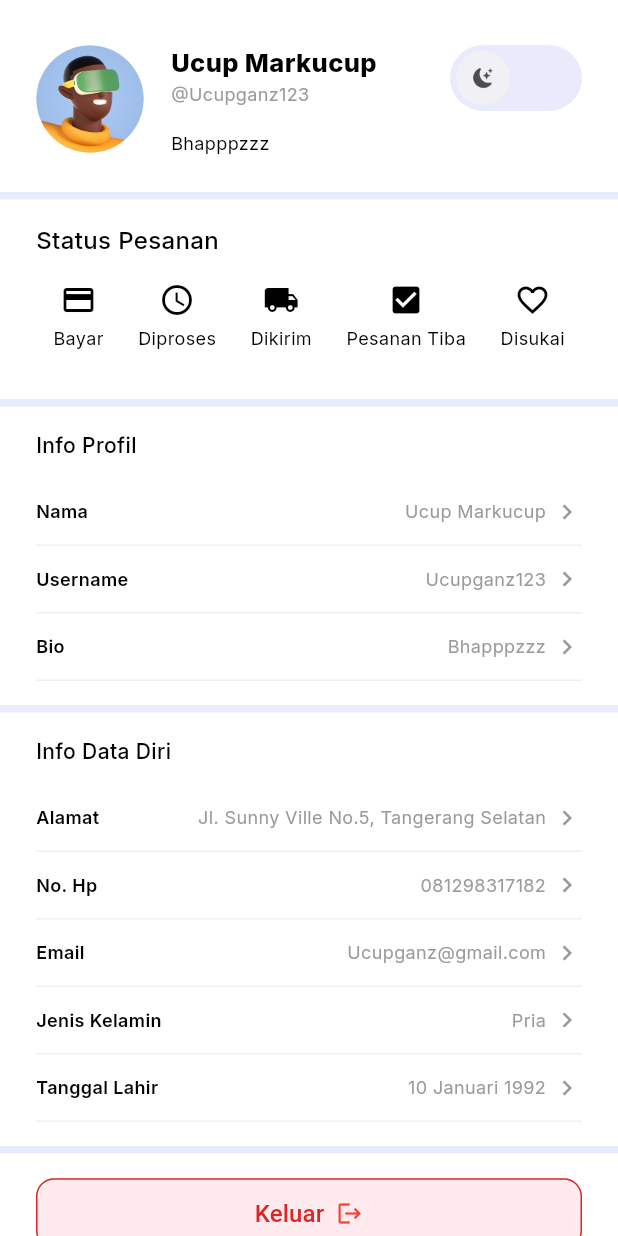
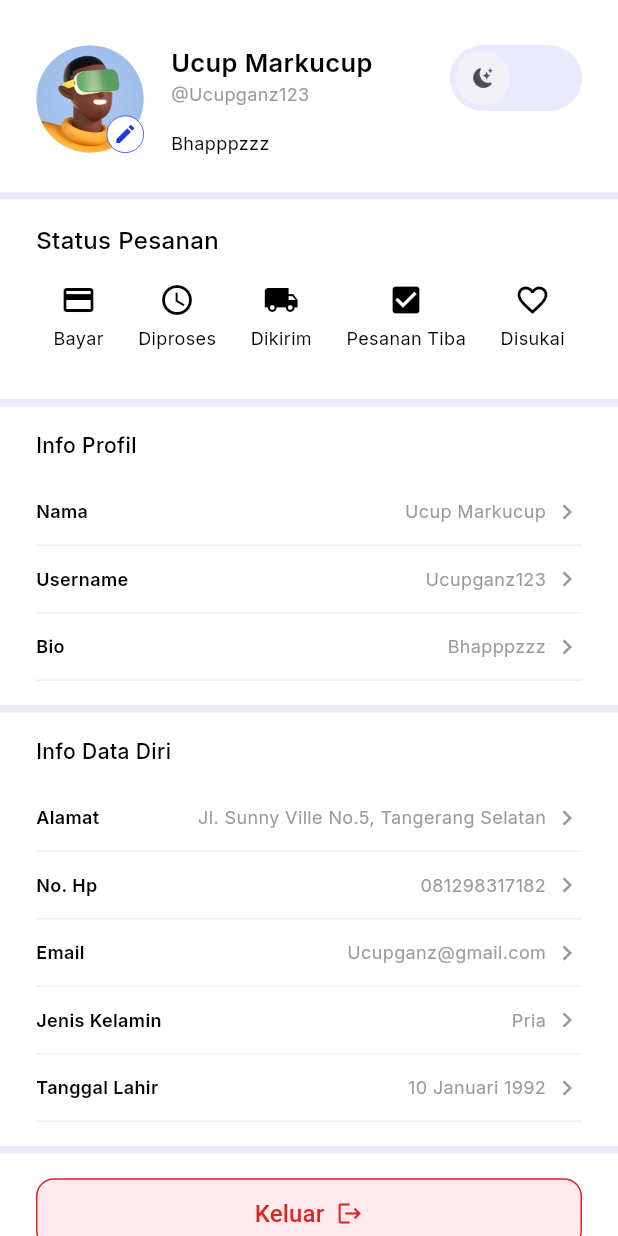
Before and after one commit to DonzKrieg/DesignPlus, a Flutter app: the ProfilePage screen opened by its route, on a phone screen of 412 x 824 dp. Run offline on Flutter 3.47's test engine with Material 3 defaults, Android fonts, the phone set to English and light mode, and no system bars; our stand-ins replace google_fonts, smooth_page_indicator.

Commit message:
Membuat tampilan edit profile dan menambah fitur snackbar

```diff
--- a/lib/pages/profile_page.dart
+++ b/lib/pages/profile_page.dart
@@ -1,12 +1,45 @@
+import 'package:designplus/pages/edit_profile_field_page.dart';
 import 'package:designplus/shared/theme.dart';
 import 'package:designplus/widgets/profile_menu_item.dart';
 import 'package:flutter/material.dart';
 
-class ProfilePage extends StatelessWidget {
+class ProfilePage extends StatefulWidget {
   const ProfilePage({super.key});
 
   @override
+  State<ProfilePage> createState() => _ProfilePageState();
+}
+
+class _ProfilePageState extends State<ProfilePage> {
+  String name = 'Ucup Markucup';
+  String username = 'Ucupganz123';
+  String bio = 'Bhapppzzz';
+  String address = 'Jl. Sunny Ville No.5, Tangerang Selatan';
+  String phone = '081298317182';
+  String email = 'Ucupganz@gmail.com';
+  String gender = 'Pria';
+  String birthDate = '10 Januari 1992';
+
+  @override
   Widget build(BuildContext context) {
+    void _showSuccessSnackBar() {
+      ScaffoldMessenger.of(context).showSnackBar(
+        SnackBar(
+          content: Text(
+            'Profil telah diperbarui',
+            style: TextStyle(color: kBlackColor),
+          ),
+          backgroundColor: Color(0xffE9EBFC),
+          behavior: SnackBarBehavior.floating,
+          shape: RoundedRectangleBorder(
+            borderRadius: BorderRadius.circular(10),
+          ),
+          margin: EdgeInsets.all(30),
+          duration: Duration(milliseconds: 1500),
+        ),
+      );
+    }
+
     Widget header() {
       return Container(
         padding: EdgeInsets.only(
@@ -20,6 +53,8 @@ class ProfilePage extends StatelessWidget {
         child: Row(
           crossAxisAlignment: CrossAxisAlignment.start,
           children: [
+            Stack(
+              children: [
                 Container(
                   width: 72,
                   height: 72,
@@ -31,27 +66,40 @@ class ProfilePage extends StatelessWidget {
                     ),
                   ),
                 ),
+                Positioned(
+                  bottom: 0,
+                  right: 0,
+                  child: Container(
+                    width: 25,
+                    height: 25,
+                    decoration: BoxDecoration(
+                      shape: BoxShape.circle,
+                      color: kWhiteColor,
+                      border: Border.all(color: kPrimaryColor, width: 0.5),
+                    ),
+                    child: Icon(Icons.edit, color: kPrimaryColor, size: 16),
+                  ),
+                ),
+              ],
+            ),
             SizedBox(width: 18),
             Expanded(
               child: Column(
                 crossAxisAlignment: CrossAxisAlignment.start,
                 children: [
                   Text(
-                    'Ucup Markucup',
+                    name,
                     style: blackTextStyle.copyWith(
                       fontSize: 17,
-                      fontWeight: FontWeight.w800,
+                      fontWeight: semiBold,
                     ),
                   ),
                   Text(
-                    '@Ucupganz123',
+                    '@$username',
                     style: greyTextStyle.copyWith(fontSize: 12),
                   ),
                   SizedBox(height: 16),
-                  Text(
-                    'Bhapppzzz',
-                    style: blackTextStyle.copyWith(fontSize: 12),
-                  ),
+                  Text(bio, style: blackTextStyle.copyWith(fontSize: 12)),
                 ],
               ),
             ),
@@ -155,8 +203,54 @@ class ProfilePage extends StatelessWidget {
               style: blackTextStyle.copyWith(fontSize: 14, fontWeight: medium),
             ),
             SizedBox(height: 12),
-            ProfileMenuItem(title: 'Nama', value: 'Ucup Markucup'),
-            ProfileMenuItem(title: 'Username', value: 'Ucupganz123'),
+            ProfileMenuItem(
+              title: 'Nama',
+              value: name,
+              onTap: () async {
+                final result = await Navigator.push(
+                  context,
+                  MaterialPageRoute(
+                    builder: (_) => EditProfileFieldPage(
+                      title: 'Nama',
+                      initialValue: name,
+                      hint: 'Masukkan nama asli',
+                      description:
+                          'Pakai nama asli untuk memudahkan verifikasi. Nama ini akan tampil di beberapa halaman.',
+                    ),
+                  ),
+                );
+                if (result != null) {
+                  setState(() {
+                    name = result;
+                  });
+                  _showSuccessSnackBar();
+                }
+              },
+            ),
+            ProfileMenuItem(
+              title: 'Username',
+              value: username,
+              onTap: () async {
+                final result = await Navigator.push(
+                  context,
+                  MaterialPageRoute(
+                    builder: (_) => EditProfileFieldPage(
+                      title: 'Username',
+                      initialValue: username,
+                      hint: 'Masukkan username',
+                      description:
+                          'Username digunakan untuk login dan ditampilkan di profil Anda.',
+                    ),
+                  ),
+                );
+                if (result != null) {
+                  setState(() {
+                    username = result;
+                  });
+                  _showSuccessSnackBar();
+                }
+              },
+            ),
             ProfileMenuItem(title: 'Bio', value: 'Bhapppzzz'),
           ],
         ),
@@ -214,7 +308,7 @@ class ProfilePage extends StatelessWidget {
                 ),
               ),
               SizedBox(width: 8),
-              Icon(Icons.logout, color: Colors.red),
+              Icon(Icons.logout, color: kNegativeColor),
             ],
           ),
         ),
--- a/lib/widgets/profile_menu_item.dart
+++ b/lib/widgets/profile_menu_item.dart
@@ -4,8 +4,14 @@ import 'package:flutter/material.dart';
 class ProfileMenuItem extends StatelessWidget {
   final String title;
   final String value;
+  final VoidCallback? onTap;
 
-  const ProfileMenuItem({super.key, required this.title, required this.value});
+  const ProfileMenuItem({
+    super.key,
+    required this.title,
+    required this.value,
+    this.onTap,
+  });
 
   @override
   Widget build(BuildContext context) {
@@ -23,6 +29,8 @@ class ProfileMenuItem extends StatelessWidget {
           ),
           SizedBox(width: 30),
           Flexible(
+            child: GestureDetector(
+              onTap: onTap,
               child: Row(
                 mainAxisSize: MainAxisSize.min,
                 children: [
@@ -39,6 +47,7 @@ class ProfileMenuItem extends StatelessWidget {
                 ],
               ),
             ),
+          ),
         ],
       ),
     );
```
Also changed, not shown: lib/pages/edit_profile_field_page.dart (added, +131 -0 lines). Lines whose indentation alone changed are shown as unchanged.
